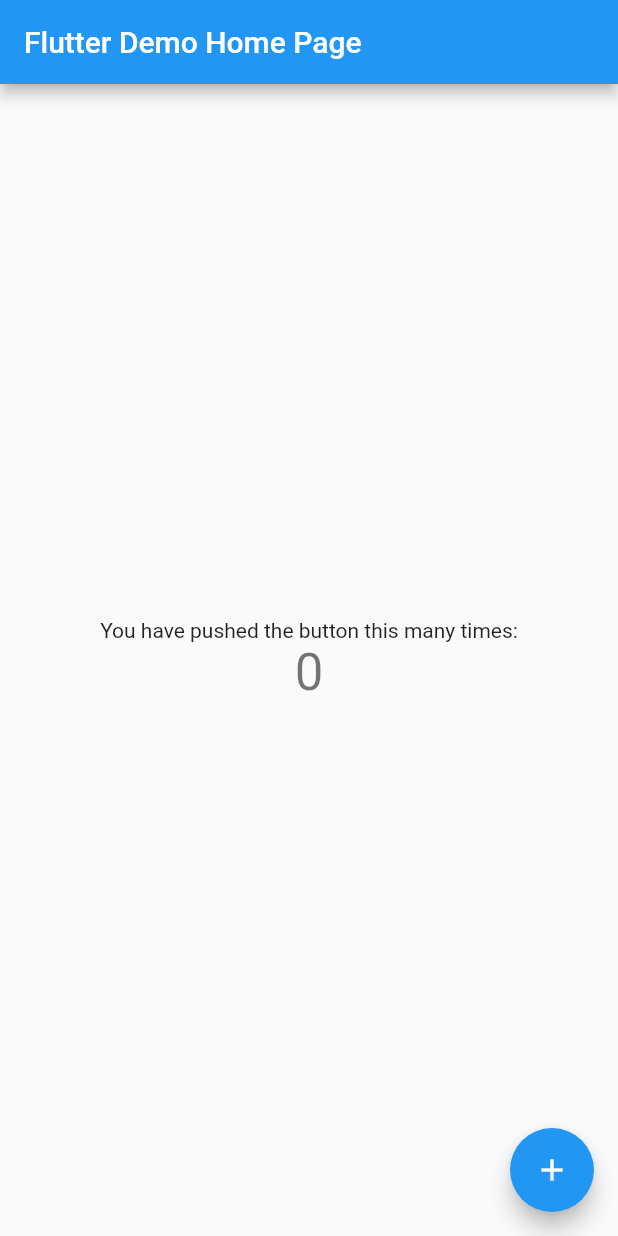
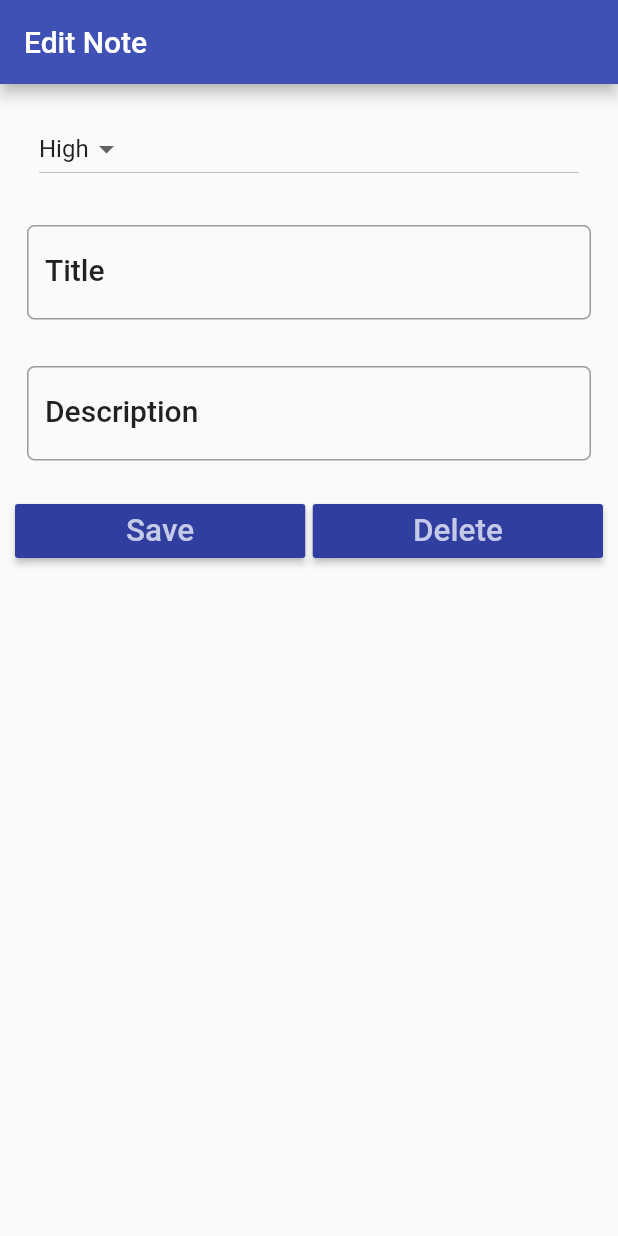
Before and after one commit to gitonga123/hundreds-days-of-code, a Flutter app: the screen it shows after launch, on a phone screen of 412 x 824 dp. Run offline on Flutter 3.47's test engine with Material 2 defaults, Android fonts, the phone set to English and light mode, and no system bars; our stand-ins replace flutter_spinkit, font_awesome_flutter.

Commit message:
Building the note taking app ui

```diff
--- a/note_application/lib/main.dart
+++ b/note_application/lib/main.dart
@@ -1,4 +1,6 @@
 import 'package:flutter/material.dart';
+import 'package:noteapplication/screens/note_detail.dart';
+import 'package:noteapplication/screens/note_list.dart';
 
 void main() => runApp(MyApp());
 
@@ -7,105 +9,14 @@
   @override
   Widget build(BuildContext context) {
     return MaterialApp(
-      title: 'Flutter Demo',
+      title: 'NoteKeeper',
+      debugShowCheckedModeBanner: false,
       theme: ThemeData(
-        // This is the theme of your application.
-        //
-        // Try running your application with "flutter run". You'll see the
-        // application has a blue toolbar. Then, without quitting the app, try
-        // changing the primarySwatch below to Colors.green and then invoke
-        // "hot reload" (press "r" in the console where you ran "flutter run",
-        // or simply save your changes to "hot reload" in a Flutter IDE).
-        // Notice that the counter didn't reset back to zero; the application
-        // is not restarted.
-        primarySwatch: Colors.blue,
+        primarySwatch: Colors.indigo,
+        accentColor: Colors.indigoAccent,
+        primaryColor: Colors.indigo
       ),
-      home: MyHomePage(title: 'Flutter Demo Home Page'),
+      home: NoteDetail(),
     );
   }
 }
-
-class MyHomePage extends StatefulWidget {
-  MyHomePage({Key key, this.title}) : super(key: key);
-
-  // This widget is the home page of your application. It is stateful, meaning
-  // that it has a State object (defined below) that contains fields that affect
-  // how it looks.
-
-  // This class is the configuration for the state. It holds the values (in this
-  // case the title) provided by the parent (in this case the App widget) and
-  // used by the build method of the State. Fields in a Widget subclass are
-  // always marked "final".
-
-  final String title;
-
-  @override
-  _MyHomePageState createState() => _MyHomePageState();
-}
-
-class _MyHomePageState extends State<MyHomePage> {
-  int _counter = 0;
-
-  void _incrementCounter() {
-    setState(() {
-      // This call to setState tells the Flutter framework that something has
-      // changed in this State, which causes it to rerun the build method below
-      // so that the display can reflect the updated values. If we changed
-      // _counter without calling setState(), then the build method would not be
-      // called again, and so nothing would appear to happen.
-      _counter++;
-    });
-  }
-
-  @override
-  Widget build(BuildContext context) {
-    // This method is rerun every time setState is called, for instance as done
-    // by the _incrementCounter method above.
-    //
-    // The Flutter framework has been optimized to make rerunning build methods
-    // fast, so that you can just rebuild anything that needs updating rather
-    // than having to individually change instances of widgets.
-    return Scaffold(
-      appBar: AppBar(
-        // Here we take the value from the MyHomePage object that was created by
-        // the App.build method, and use it to set our appbar title.
-        title: Text(widget.title),
-      ),
-      body: Center(
-        // Center is a layout widget. It takes a single child and positions it
-        // in the middle of the parent.
-        child: Column(
-          // Column is also a layout widget. It takes a list of children and
-          // arranges them vertically. By default, it sizes itself to fit its
-          // children horizontally, and tries to be as tall as its parent.
-          //
-          // Invoke "debug painting" (press "p" in the console, choose the
-          // "Toggle Debug Paint" action from the Flutter Inspector in Android
-          // Studio, or the "Toggle Debug Paint" command in Visual Studio Code)
-          // to see the wireframe for each widget.
-          //
-          // Column has various properties to control how it sizes itself and
-          // how it positions its children. Here we use mainAxisAlignment to
-          // center the children vertically; the main axis here is the vertical
-          // axis because Columns are vertical (the cross axis would be
-          // horizontal).
-          mainAxisAlignment: MainAxisAlignment.center,
-          children: <Widget>[
-            Text(
-              'You have pushed the button this many times:',
-            ),
-            Text(
-              '$_counter',
-              style: Theme.of(context).textTheme.display1,
-            ),
-          ],
-        ),
-      ),
-      floatingActionButton: FloatingActionButton(
-        onPressed: _incrementCounter,
-        tooltip: 'Increment',
-        child: Icon(Icons.add),
-      ), // This trailing comma makes auto-formatting nicer for build methods.
-    );
-  }
-}
--- /dev/null
+++ b/note_application/lib/screens/note_detail.dart
@@ -0,0 +1,128 @@
+import 'package:flutter/material.dart';
+
+class NoteDetail extends StatefulWidget {
+  @override
+  _NoteDetailState createState() => _NoteDetailState();
+}
+
+class _NoteDetailState extends State<NoteDetail> {
+  TextEditingController titleController = TextEditingController();
+  TextEditingController descriptionController = TextEditingController();
+  @override
+  Widget build(BuildContext context) {
+    return Scaffold(
+      appBar: new AppBar(
+        title: Text("Edit Note"),
+      ),
+      body: Padding(
+        padding: const EdgeInsets.only(top: 15.0, left: 10.0, right: 10.0),
+        child: getEditNoteDetails(),
+      ),
+    );
+  }
+
+  ListView getEditNoteDetails() {
+    var _priorities = ["High", "Low"];
+
+    TextStyle textStyle = Theme.of(context).textTheme.title;
+    return ListView(
+      children: <Widget>[
+        ListTile(
+          title: DropdownButton(
+            items: _priorities.map((String dropDownStringItem) {
+              return DropdownMenuItem<String>(
+                value: dropDownStringItem,
+                child: Text(dropDownStringItem),
+              );
+            }).toList(),
+            onChanged: (valueSelected) {
+              setState(() {
+                debugPrint(valueSelected);
+              });
+            },
+            value: _priorities[0],
+          ),
+        ),
+        SizedBox(height: 15.0,),
+        Column(
+          children: <Widget>[
+            Padding(
+              padding: const EdgeInsets.all(8.0),
+              child: TextField(
+                controller: titleController,
+                style: textStyle,
+                onChanged: (value) {
+                  debugPrint("Something Changed in the title text field");
+                },
+                decoration: InputDecoration(
+                  labelText: 'Title',
+                  labelStyle: textStyle,
+                  border: OutlineInputBorder(
+                    borderRadius: BorderRadius.circular(5.0)
+                  )
+                ),
+              ),
+            ),
+            SizedBox(height: 15.0,),
+            Padding(
+              padding: const EdgeInsets.all(8.0),
+              child: TextField(
+                controller: descriptionController,
+                style: textStyle,
+                onChanged: (value) {
+                  debugPrint("Something Changed in the description text field");
+                },
+                decoration: InputDecoration(
+                  labelText: 'Description',
+                  labelStyle: textStyle,
+                  border: OutlineInputBorder(
+                    borderRadius: BorderRadius.circular(5.0)
+                  )
+                ),
+              ),
+            ),
+          ],
+        ),
+        Padding(
+          padding: const EdgeInsets.only(top: 15.0, bottom: 15.0),
+          child: Row(
+            children: <Widget>[
+              Expanded(
+                  child: RaisedButton(
+                    onPressed: () {
+                      setState(() {
+                        debugPrint("Save bottom");
+                      });
+                    },
+                    color: Theme.of(context).primaryColorDark,
+                    textColor: Theme.of(context).primaryColorLight,
+                    child: Text(
+                      'Save',
+                      textScaleFactor: 1.5,
+                    ),
+                  )
+              ),
+              SizedBox(width: 5.0,),
+              Expanded(
+                  child: RaisedButton(
+                    onPressed: () {
+                      setState(() {
+                        debugPrint("Delete bottom");
+                      });
+                    },
+                    color: Theme.of(context).primaryColorDark,
+                    textColor: Theme.of(context).primaryColorLight,
+                    child: Text(
+                      'Delete',
+                      textScaleFactor: 1.5,
+                    ),
+                  )
+              )
+            ],
+          ),
+        )
+      ],
+    );
+  }
+
+}
```
Also changed, not shown: note_application/lib/screens/note_list.dart (added, +59 -0 lines), 1 other file.
